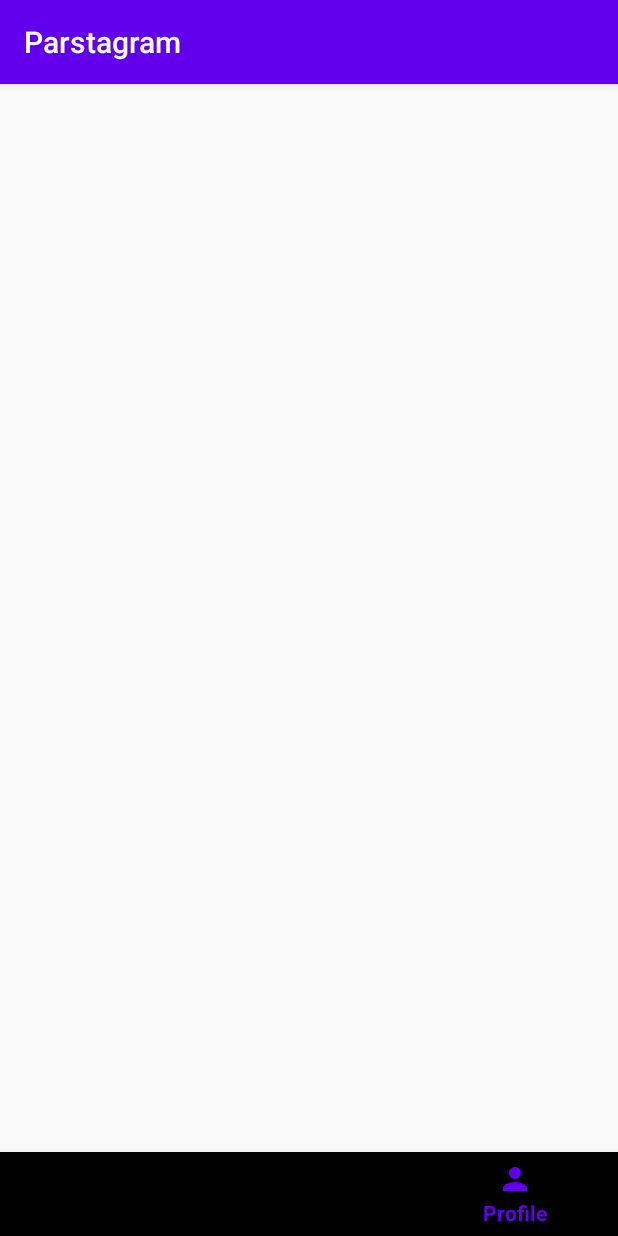
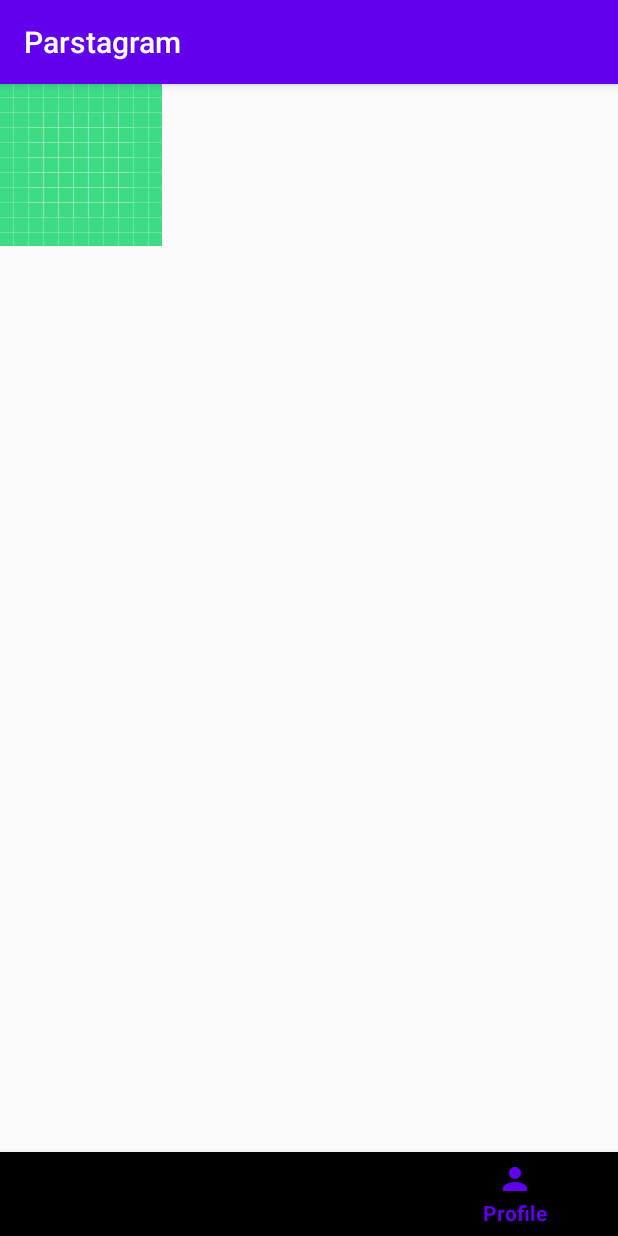
Before and after one commit to dannymota/Parstagram, an Android app: the HomeFragment screen opened directly, with no data from a screen before it, item 3 of the bottom bar chosen, on a phone screen of 412 x 824 dp. Run offline under Robolectric (Android 15) with nearby library versions, the phone set to English and light mode, and no system bars; libraries missing offline, so code that uses them is left out: com.parse; pictures from the network do not load; 11 statements that could not run were skipped.

Commit message:
Add post details and profile fragment

```diff
--- a/app/build.gradle
+++ b/app/build.gradle
@@ -40,4 +40,6 @@ dependencies {
     implementation 'com.github.bumptech.glide:glide:4.11.0'
     // Glide v4 uses this new annotation processor -- see https://bumptech.github.io/glide/doc/generatedapi.html
     annotationProcessor 'com.github.bumptech.glide:compiler:4.11.0'
+
+    implementation 'androidx.swiperefreshlayout:swiperefreshlayout:1.0.0'
 }
--- /dev/null
+++ b/app/src/main/java/com/example/parstagram/ProfilePostsAdapter.java
@@ -0,0 +1,65 @@
+package com.example.parstagram;
+
+import android.content.Context;
+import android.view.LayoutInflater;
+import android.view.View;
+import android.view.ViewGroup;
+import android.widget.ImageView;
+
+import androidx.annotation.NonNull;
+import androidx.recyclerview.widget.RecyclerView;
+
+import com.bumptech.glide.Glide;
+import com.parse.ParseFile;
+
+import java.util.List;
+
+public class ProfilePostsAdapter extends RecyclerView.Adapter<ProfilePostsAdapter.ViewHolder> {
+
+    public static final String TAG = "PostsAdapter";
+    private Context context;
+    private List<Post> posts;
+
+    public ProfilePostsAdapter(Context context, List<Post> posts) {
+        this.context = context;
+        this.posts = posts;
+    }
+
+    @NonNull
+    @Override
+    public ViewHolder onCreateViewHolder(@NonNull ViewGroup parent, int viewType) {
+        View view = LayoutInflater.from(context).inflate(R.layout.item_profile_post, parent, false);
+        return new ViewHolder(view);
+    }
+
+    @Override
+    public void onBindViewHolder(@NonNull ViewHolder holder, int position) {
+        Post post = posts.get(position);
+
+        holder.bind(post);
+    }
+
+    @Override
+    public int getItemCount() {
+        return posts.size();
+    }
+
+    class ViewHolder extends RecyclerView.ViewHolder {
+
+        private ImageView ivImage;
+
+        public ViewHolder(@NonNull View itemView) {
+            super(itemView);
+            ivImage = itemView.findViewById(R.id.ivImage);
+        }
+
+        public void bind(Post post) {
+            ParseFile image = post.getImage();
+            if (image != null) {
+                Glide.with(context).load(image.getUrl()).into(ivImage);
+            } else {
+                Glide.with(context).load(R.drawable.ic_launcher_foreground).into(ivImage);
+            }
+        }
+    }
+}
--- a/app/src/main/java/com/example/parstagram/fragments/HomeFragment.java
+++ b/app/src/main/java/com/example/parstagram/fragments/HomeFragment.java
@@ -7,6 +7,7 @@ import androidx.annotation.Nullable;
 import androidx.fragment.app.Fragment;
 import androidx.recyclerview.widget.LinearLayoutManager;
 import androidx.recyclerview.widget.RecyclerView;
+import androidx.swiperefreshlayout.widget.SwipeRefreshLayout;
 
 import android.util.Log;
 import android.view.LayoutInflater;
@@ -41,8 +42,9 @@ public class HomeFragment extends Fragment {
 
     public static final String TAG = "HomeFragment";
     private RecyclerView rvPosts;
-    public PostsAdapter adapter;
-    public List<Post> allPosts;
+    private PostsAdapter adapter;
+    private List<Post> allPosts;
+    private SwipeRefreshLayout swipeContainer;
 
     public HomeFragment() {
         // Required empty public constructor
@@ -85,12 +87,28 @@ public class HomeFragment extends Fragment {
     @Override
     public void onViewCreated(@NonNull View view, @Nullable Bundle savedInstanceState) {
         super.onViewCreated(view, savedInstanceState);
+        swipeContainer = (SwipeRefreshLayout) view.findViewById(R.id.swipeContainer);
         rvPosts = view.findViewById(R.id.rvPosts);
 
         allPosts = new ArrayList<>();
         adapter = new PostsAdapter(getContext(), allPosts);
         rvPosts.setAdapter(adapter);
         rvPosts.setLayoutManager(new LinearLayoutManager(getContext()));
+
+        swipeContainer.setOnRefreshListener(new SwipeRefreshLayout.OnRefreshListener() {
+            @Override
+            public void onRefresh() {
+                adapter.clear();
+                queryPosts();
+                swipeContainer.setRefreshing(false);
+            }
+        });
+
+        swipeContainer.setColorSchemeResources(android.R.color.holo_blue_bright,
+                android.R.color.holo_green_light,
+                android.R.color.holo_orange_light,
+                android.R.color.holo_red_light);
+
         queryPosts();
     }
 
--- a/app/src/main/java/com/example/parstagram/fragments/ProfileFragment.java
+++ b/app/src/main/java/com/example/parstagram/fragments/ProfileFragment.java
@@ -1,16 +1,53 @@
 package com.example.parstagram.fragments;
 
+import android.os.Bundle;
 import android.util.Log;
+import android.view.LayoutInflater;
+import android.view.View;
+import android.view.ViewGroup;
+
+import androidx.annotation.NonNull;
+import androidx.annotation.Nullable;
+import androidx.fragment.app.Fragment;
+import androidx.recyclerview.widget.GridLayoutManager;
+import androidx.recyclerview.widget.RecyclerView;
 
 import com.example.parstagram.Post;
+import com.example.parstagram.ProfilePostsAdapter;
+import com.example.parstagram.R;
 import com.parse.FindCallback;
 import com.parse.ParseException;
 import com.parse.ParseQuery;
 import com.parse.ParseUser;
 
+import java.util.ArrayList;
 import java.util.List;
 
-public class ProfileFragment extends HomeFragment {
+public class ProfileFragment extends Fragment {
+    public static final String TAG = "ProfileFragment";
+    private RecyclerView rvProfilePosts;
+    private ProfilePostsAdapter adapter;
+    private List<Post> allPosts;
+
+    @Override
+    public View onCreateView(LayoutInflater inflater, ViewGroup container,
+                             Bundle savedInstanceState) {
+        // Inflate the layout for this fragment
+        return inflater.inflate(R.layout.fragment_profile, container, false);
+    }
+
+    @Override
+    public void onViewCreated(@NonNull View view, @Nullable Bundle savedInstanceState) {
+        super.onViewCreated(view, savedInstanceState);
+        rvProfilePosts = view.findViewById(R.id.rvProfilePosts);
+
+        allPosts = new ArrayList<>();
+        adapter = new ProfilePostsAdapter(getContext(), allPosts);
+        rvProfilePosts.setAdapter(adapter);
+        rvProfilePosts.setLayoutManager(new GridLayoutManager(getContext(), 4));
+        queryPosts();
+    }
+
     protected void queryPosts() {
         ParseQuery<Post> query = ParseQuery.getQuery(Post.class);
         query.include(Post.KEY_USER);
--- a/app/src/main/res/layout/fragment_home.xml
+++ b/app/src/main/res/layout/fragment_home.xml
@@ -1,13 +1,14 @@
 <?xml version="1.0" encoding="utf-8"?>
-<FrameLayout xmlns:android="http://schemas.android.com/apk/res/android"
-    xmlns:tools="http://schemas.android.com/tools"
-    android:layout_width="match_parent"
-    android:layout_height="match_parent"
-    tools:context=".fragments.HomeFragment">
+
+<androidx.swiperefreshlayout.widget.SwipeRefreshLayout
+xmlns:android="http://schemas.android.com/apk/res/android"
+android:id="@+id/swipeContainer"
+android:layout_width="match_parent"
+android:layout_height="match_parent">
 
     <androidx.recyclerview.widget.RecyclerView
         android:id="@+id/rvPosts"
         android:layout_width="match_parent"
-        android:layout_height="match_parent"
-        android:padding="8dp" />
-</FrameLayout>
+        android:layout_height="wrap_content" />
+
+</androidx.swiperefreshlayout.widget.SwipeRefreshLayout>
--- /dev/null
+++ b/app/src/main/res/layout/fragment_profile.xml
@@ -0,0 +1,39 @@
+<?xml version="1.0" encoding="utf-8"?>
+
+<RelativeLayout xmlns:android="http://schemas.android.com/apk/res/android"
+    xmlns:app="http://schemas.android.com/apk/res-auto"
+    xmlns:tools="http://schemas.android.com/tools"
+    android:layout_width="match_parent"
+    android:layout_height="match_parent">
+
+    <ImageView
+        android:id="@+id/imageView"
+        android:layout_width="wrap_content"
+        android:layout_height="wrap_content"
+        android:layout_alignParentStart="true"
+        android:layout_alignParentTop="true"
+        android:visibility="visible"
+        app:layout_constraintBottom_toTopOf="parent"
+        app:layout_constraintStart_toStartOf="parent"
+        app:layout_constraintTop_toTopOf="parent"
+        app:srcCompat="@drawable/ic_launcher_background"
+        tools:srcCompat="@tools:sample/avatars" />
+
+    <FrameLayout
+        android:id="@+id/FrameLayout"
+        android:layout_width="match_parent"
+        android:layout_height="wrap_content"
+        android:layout_below="@id/imageView"
+        android:layout_alignParentEnd="true"
+        android:layout_alignParentBottom="true"
+        android:layout_marginEnd="0dp"
+        android:layout_marginBottom="0dp">
+
+        <androidx.recyclerview.widget.RecyclerView
+            android:id="@+id/rvProfilePosts"
+            android:layout_width="match_parent"
+            android:layout_height="match_parent"></androidx.recyclerview.widget.RecyclerView>
+
+    </FrameLayout>
+
+</RelativeLayout>
```
Also changed, not shown: app/src/main/AndroidManifest.xml (+5 -4 lines), app/src/main/java/com/example/parstagram/PostDetailsActivity.java (added, +14 -0 lines), app/src/main/java/com/example/parstagram/PostsAdapter.java (+31 -4 lines), app/src/main/java/com/example/parstagram/SquareRelativeLayout.java (added, +33 -0 lines), app/src/main/res/layout/activity_post_details.xml (added, +9 -0 lines), app/src/main/res/layout/item_profile_post.xml (added, +13 -0 lines), 1 other file.
